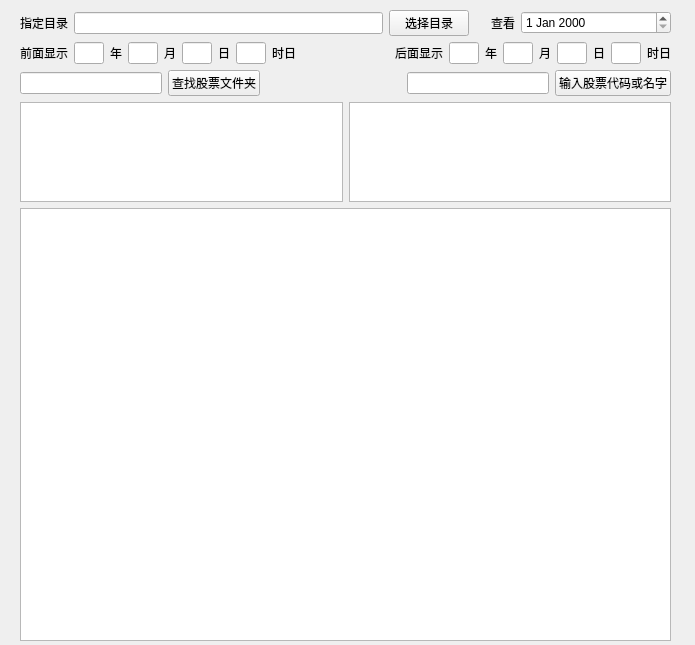
Above: findtool/mainwindow.ui from kinglon/stocktool before the change. Below: the same form after it.
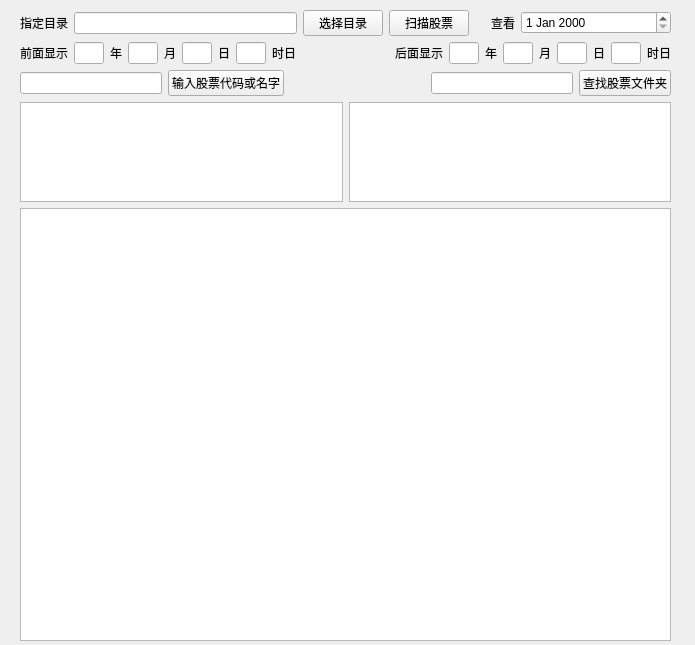
That is the form after the change.

Diff of the .ui file:
```diff
--- a/findtool/mainwindow.ui
+++ b/findtool/mainwindow.ui
@@ -36,7 +36,7 @@
        <item>
         <widget class="QLineEdit" name="rootPathEdit">
          <property name="readOnly">
-          <bool>true</bool>
+          <bool>false</bool>
          </property>
         </widget>
        </item>
@@ -47,6 +47,13 @@
          </property>
         </widget>
        </item>
+       <item>
+        <widget class="QPushButton" name="scanStockButton">
+         <property name="text">
+          <string>扫描股票</string>
+         </property>
+        </widget>
+       </item>
        <item>
         <widget class="QLabel" name="label_2">
          <property name="minimumSize">
@@ -244,29 +251,6 @@
      </item>
      <item>
       <layout class="QHBoxLayout" name="horizontalLayout_2">
-       <item>
-        <widget class="QLineEdit" name="stockFolderEdit"/>
-       </item>
-       <item>
-        <widget class="QPushButton" name="stockFolderButton">
-         <property name="text">
-          <string>查找股票文件夹</string>
-         </property>
-        </widget>
-       </item>
-       <item>
-        <spacer name="horizontalSpacer_3">
-         <property name="orientation">
-          <enum>Qt::Horizontal</enum>
-         </property>
-         <property name="sizeHint" stdset="0">
-          <size>
-           <width>40</width>
-           <height>20</height>
-          </size>
-         </property>
-        </spacer>
-       </item>
        <item>
         <widget class="QLineEdit" name="stockBrowserEdit"/>
        </item>
@@ -277,6 +261,29 @@
          </property>
         </widget>
        </item>
+       <item>
+        <spacer name="horizontalSpacer_3">
+         <property name="orientation">
+          <enum>Qt::Horizontal</enum>
+         </property>
+         <property name="sizeHint" stdset="0">
+          <size>
+           <width>40</width>
+           <height>20</height>
+          </size>
+         </property>
+        </spacer>
+       </item>
+       <item>
+        <widget class="QLineEdit" name="stockFolderEdit"/>
+       </item>
+       <item>
+        <widget class="QPushButton" name="stockFolderButton">
+         <property name="text">
+          <string>查找股票文件夹</string>
+         </property>
+        </widget>
+       </item>
       </layout>
      </item>
      <item>
@@ -288,7 +295,7 @@
         <enum>QLayout::SetDefaultConstraint</enum>
        </property>
        <item>
-        <widget class="QListWidget" name="stockFolderList">
+        <widget class="QListWidget" name="stockBrowserList">
          <property name="sizePolicy">
           <sizepolicy hsizetype="Expanding" vsizetype="Fixed">
            <horstretch>0</horstretch>
@@ -304,7 +311,7 @@
         </widget>
        </item>
        <item>
-        <widget class="QListWidget" name="stockBrowserList">
+        <widget class="QListWidget" name="stockFolderList">
          <property name="sizePolicy">
           <sizepolicy hsizetype="Expanding" vsizetype="Fixed">
            <horstretch>0</horstretch>
```
